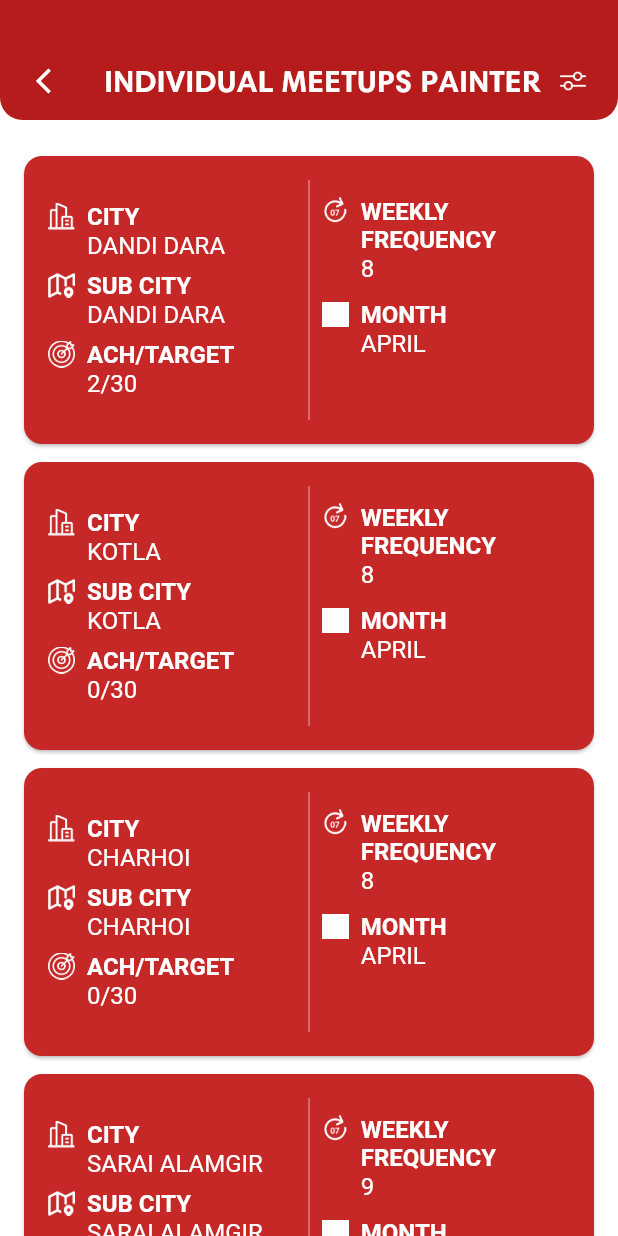
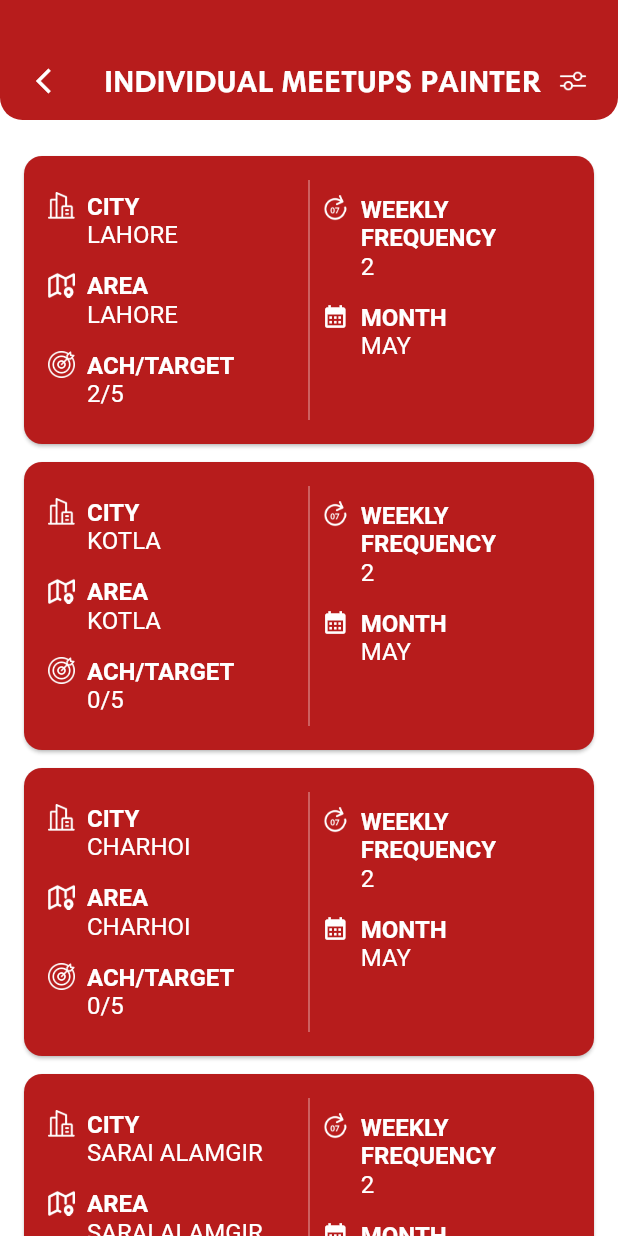
Before and after one commit to syedrehan46/Maple-Leaf, a Flutter app: the IndividualMeetupPainter screen opened directly, on a phone screen of 412 x 824 dp. Run offline on Flutter 3.47's test engine with Material 3 defaults, Android fonts, the phone set to English and light mode, and no system bars; our stand-ins replace device_info_plus, firebase_core, flutter_easyloading, flutter_screenutil, flutter_svg, get and 3 more; missing offline and left inert: flutter_udid; accounts and stored records are empty.

Commit message:
New Changes

```diff
--- a/lib/main.dart
+++ b/lib/main.dart
@@ -8,8 +8,10 @@ import 'package:flutter_screenutil/flutter_screenutil.dart';
 import 'package:get/get.dart';
 import 'package:mapleleaf/utils/app_colors.dart';
 import 'package:mapleleaf/utils/app_strings.dart';
+import 'package:mapleleaf/utils/custom%20widgets/custom_dropdownfeild.dart';
 import 'package:mapleleaf/view/dashboard/dashboardp2p.dart';
 import 'package:mapleleaf/view/dashboard/ule_dashboard_view.dart';
+import 'package:mapleleaf/view/individual%20meetup/painter_engament_invite.dart';
 import 'package:mapleleaf/view/painter%20engagement/Engaged%20Painter/Painter_list.dart';
 import 'package:mapleleaf/view/painter%20engagement/Engaged%20Painter/add_lead.dart';
 import 'package:mapleleaf/view/painter%20engagement/Engaged%20Painter/engaged_painter.dart';
@@ -102,7 +104,7 @@ class MyApp extends StatelessWidget {
           builder: EasyLoading.init(),
         );
       },
-      child: DashboardC2C(),
+      child: UleDashboardView(),
       // UleDashboardView(),
     );
   }
--- a/lib/utils/custom widgets/meetup_card.dart
+++ b/lib/utils/custom widgets/meetup_card.dart
@@ -1,11 +1,11 @@
 import 'package:flutter/material.dart';
 import 'package:get/get.dart';
-import 'package:get/get_core/src/get_main.dart';
+import 'package:mapleleaf/utils/app_colors.dart';
+import '../../view/individual meetup/individual_meeting_painters.dart';
 
-import '../../view/individual meetup/individual_meeting_painters.dart';
 class MeetupCard extends StatelessWidget {
   final String city;
-  final String subCity;
+  final String area;
   final int achieved;
   final int target;
   final int weeklyFreq;
@@ -15,7 +15,7 @@ class MeetupCard extends StatelessWidget {
   const MeetupCard({
     super.key,
     required this.city,
-    required this.subCity,
+    required this.area,
     required this.achieved,
     required this.target,
     required this.weeklyFreq,
@@ -27,10 +27,10 @@ class MeetupCard extends StatelessWidget {
   Widget build(BuildContext context) {
     return GestureDetector(
       onTap: () {
-        Get.to(() => IndividualMeetingPainters());
+        Get.to(() => IndividualMeetingPainters(city: city));
       },
       child: Card(
-        color: Colors.red.shade800,
+        color: AppColors.redColor,
         margin: EdgeInsets.fromLTRB(16, topPadding, 16, 4),
         shape: RoundedRectangleBorder(borderRadius: BorderRadius.circular(12)),
         child: Padding(
@@ -41,11 +41,11 @@ class MeetupCard extends StatelessWidget {
                 child: Column(
                   crossAxisAlignment: CrossAxisAlignment.start,
                   children: [
-                    _buildItem("assets/images/ic_city.png", "CITY", city),
-                    const SizedBox(height: 8),
-                    _buildItem("assets/images/ic_sub_city.png", "SUB CITY", subCity),
-                    const SizedBox(height: 8),
-                    _buildItem("assets/images/ic_achievements.png", "ACH/TARGET", "$achieved/$target"),
+                    _buildItem(imagePath: "assets/images/ic_city.png", title: "CITY", value: city),
+                    const SizedBox(height: 15),
+                    _buildItem(imagePath: "assets/images/ic_sub_city.png", title: "AREA", value: area),
+                    const SizedBox(height: 15),
+                    _buildItem(imagePath: "assets/images/ic_achievements.png", title: "ACH/TARGET", value: "$achieved/$target"),
                   ],
                 ),
               ),
@@ -59,11 +59,11 @@ class MeetupCard extends StatelessWidget {
                 child: Column(
                   crossAxisAlignment: CrossAxisAlignment.start,
                   children: [
-                    _buildItem("assets/images/ic_frequency.png", "WEEKLY FREQUENCY", "$weeklyFreq"),
-                    const SizedBox(height: 12),
+                    _buildItem(imagePath: "assets/images/ic_frequency.png", title: "WEEKLY FREQUENCY", value: "$weeklyFreq"),
+                    const SizedBox(height: 15),
                     Padding(
                       padding: const EdgeInsets.only(bottom: 30.0),
-                      child: _buildItem("assets/images/ic_calender.png", "MONTH", month),
+                      child: _buildItem(icon: Icons.calendar_month, title: "MONTH", value: month),
                     ),
                   ],
                 ),
@@ -74,11 +74,16 @@ class MeetupCard extends StatelessWidget {
       ),
     );
   }
-  Widget _buildItem(String imagePath, String title, String value) {
+
+  Widget _buildItem({String? imagePath, IconData? icon, required String title, required String value}) {
     return Row(
       crossAxisAlignment: CrossAxisAlignment.start,
       children: [
-        Image.asset(imagePath, width: 18, height: 18, color: Colors.white),
+
+        if (imagePath != null)
+          Image.asset(imagePath, width: 18, height: 18, color: Colors.white)
+        else if (icon != null)
+          Icon(icon, size: 18, color: Colors.white),
         const SizedBox(width: 8),
         Expanded(
           child: RichText(
--- a/lib/view/individual meetup/Individual_meetup_painter.dart
+++ b/lib/view/individual meetup/Individual_meetup_painter.dart
@@ -1,11 +1,6 @@
 import 'package:flutter/material.dart';
-import 'package:flutter_screenutil/flutter_screenutil.dart';
 import 'package:get/get.dart';
-import 'package:mapleleaf/utils/app_colors.dart';
-import 'package:mapleleaf/utils/ui_helper.dart'; // <<-- Make sure to import this
-import 'package:mapleleaf/view/individual%20meetup/individual_meeting_painters.dart';
-
-import '../../utils/app_fonts.dart';
+import 'package:intl/intl.dart';
 import '../../utils/custom widgets/custom_appbar.dart';
 import '../../utils/custom widgets/meetup_card.dart';
 
@@ -18,6 +13,9 @@ class IndividualMeetupPainter extends StatelessWidget {
 
   @override
   Widget build(BuildContext context) {
+    DateTime now = DateTime.now();
+    String monthName = DateFormat('MMMM').format(now);
+    String upperCaseMonthName = monthName.toUpperCase();
     return Scaffold(
       backgroundColor: Colors.white,
       body: Column(
@@ -26,14 +24,14 @@ class IndividualMeetupPainter extends StatelessWidget {
           Expanded(
             child: ListView(
               padding: const EdgeInsets.symmetric(vertical: 8),
-              children: const [
-                MeetupCard(city: "DANDI DARA", subCity: "DANDI DARA", achieved: 2, target: 30, weeklyFreq: 8, month: "APRIL", topPadding: 16),
-                MeetupCard(city: "KOTLA", subCity: "KOTLA", achieved: 0, target: 30, weeklyFreq: 8, month: "APRIL"),
-                MeetupCard(city: "CHARHOI", subCity: "CHARHOI", achieved: 0, target: 30, weeklyFreq: 8, month: "APRIL"),
-                MeetupCard(city: "SARAI ALAMGIR", subCity: "SARAI ALAMGIR", achieved: 0, target: 30, weeklyFreq: 9, month: "APRIL"),
-                MeetupCard(city: "KOTLA", subCity: "KOTLA", achieved: 0, target: 30, weeklyFreq: 8, month: "APRIL"),
-                MeetupCard(city: "CHARHOI", subCity: "CHARHOI", achieved: 0, target: 30, weeklyFreq: 8, month: "APRIL"),
-                MeetupCard(city: "SARAI ALAMGIR", subCity: "SARAI ALAMGIR", achieved: 0, target: 30, weeklyFreq: 9, month: "APRIL"),
+              children: [
+                MeetupCard(city: "LAHORE", area: "LAHORE", achieved: 2, target: 5, weeklyFreq: 2, month: upperCaseMonthName, topPadding: 16,),
+                MeetupCard(city: "KOTLA", area: "KOTLA", achieved: 0, target: 5, weeklyFreq: 2, month: upperCaseMonthName),
+                MeetupCard(city: "CHARHOI", area: "CHARHOI", achieved: 0, target: 5, weeklyFreq: 2, month: upperCaseMonthName),
+                MeetupCard(city: "SARAI ALAMGIR", area: "SARAI ALAMGIR", achieved: 0, target: 5, weeklyFreq: 2, month: upperCaseMonthName),
+                MeetupCard(city: "KOTLA", area: "KOTLA", achieved: 0, target: 5, weeklyFreq: 2, month: upperCaseMonthName),
+                MeetupCard(city: "CHARHOI", area: "CHARHOI", achieved: 0, target: 5, weeklyFreq: 2, month:upperCaseMonthName),
+                MeetupCard(city: "SARAI ALAMGIR",area: "SARAI ALAMGIR", achieved: 0, target: 5, weeklyFreq: 2, month: upperCaseMonthName),
               ],
             ),
           ),
--- a/lib/view/individual meetup/individual_meeting_painters.dart
+++ b/lib/view/individual meetup/individual_meeting_painters.dart
@@ -5,11 +5,13 @@ import 'package:get/get.dart';
 import 'package:mapleleaf/utils/app_fonts.dart';
 import 'package:mapleleaf/utils/custom%20widgets/custom_appbar.dart';
 import 'package:mapleleaf/utils/custom%20widgets/floatingaction_button.dart';
+import 'package:mapleleaf/utils/custom%20widgets/meetup_card.dart';
 import 'package:mapleleaf/view/individual%20meetup/UserLead%20Page/add_leads_view.dart';
 import 'package:mapleleaf/view/individual%20meetup/individual_meetup.dart';
 
 class IndividualMeetingPainters extends StatelessWidget {
-  IndividualMeetingPainters({super.key});
+  String? city;
+  IndividualMeetingPainters({super.key, this.city});
 
   final TextEditingController textEditingController = TextEditingController();
 
@@ -150,7 +152,7 @@ class IndividualMeetingPainters extends StatelessWidget {
         ],
       ),
       floatingActionButton: CustomFloatingActionButton(onPressed: (){
-        Get.to(IndividualMeetup());
+        Get.to(IndividualMeetup(city:city));
       }),
     );
   }
--- a/lib/view/lead management/Lead Converted/feedback_view.dart
+++ b/lib/view/lead management/Lead Converted/feedback_view.dart
@@ -10,7 +10,6 @@ class FeedbackScreen extends StatefulWidget {
   _FeedbackScreenState createState() => _FeedbackScreenState();
 }
 class _FeedbackScreenState extends State<FeedbackScreen> {
-
   final TextEditingController painterController = TextEditingController(text: "03121000221");
   final TextEditingController painterNameController = TextEditingController(text: "Maple Employee");
   final TextEditingController customerContactController = TextEditingController(text: "03164442037");
--- a/lib/view/sab contractor profile/individual_meetup_labor_view.dart
+++ b/lib/view/sab contractor profile/individual_meetup_labor_view.dart
@@ -201,13 +201,13 @@ class IndividualMeetupLaborView extends StatelessWidget {
                 child: ListView(
                   padding: const EdgeInsets.symmetric(vertical: 8),
                   children: const [
-                    MeetupCard(city: "DANDI DARA", subCity: "DANDI DARA", achieved: 2, target: 30, weeklyFreq: 8, month: "APRIL", topPadding: 16),
-                    MeetupCard(city: "KOTLA", subCity: "KOTLA", achieved: 0, target: 30, weeklyFreq: 8, month: "APRIL"),
-                    MeetupCard(city: "CHARHOI", subCity: "CHARHOI", achieved: 0, target: 30, weeklyFreq: 8, month: "APRIL"),
-                    MeetupCard(city: "SARAI ALAMGIR", subCity: "SARAI ALAMGIR", achieved: 0, target: 30, weeklyFreq: 9, month: "APRIL"),
-                    MeetupCard(city: "KOTLA", subCity: "KOTLA", achieved: 0, target: 30, weeklyFreq: 8, month: "APRIL"),
-                    MeetupCard(city: "CHARHOI", subCity: "CHARHOI", achieved: 0, target: 30, weeklyFreq: 8, month: "APRIL"),
-                    MeetupCard(city: "SARAI ALAMGIR", subCity: "SARAI ALAMGIR", achieved: 0, target: 30, weeklyFreq: 9, month: "APRIL"),
+                    MeetupCard(city: "DANDI DARA", area: "DANDI DARA", achieved: 2, target: 30, weeklyFreq: 8, month: "APRIL", topPadding: 16),
+                    MeetupCard(city: "KOTLA", area: "KOTLA", achieved: 0, target: 30, weeklyFreq: 8, month: "APRIL"),
+                    MeetupCard(city: "CHARHOI", area: "CHARHOI", achieved: 0, target: 30, weeklyFreq: 8, month: "APRIL"),
+                    MeetupCard(city: "SARAI ALAMGIR", area: "SARAI ALAMGIR", achieved: 0, target: 30, weeklyFreq: 9, month: "APRIL"),
+                    MeetupCard(city: "KOTLA", area: "KOTLA", achieved: 0, target: 30, weeklyFreq: 8, month: "APRIL"),
+                    MeetupCard(city: "CHARHOI", area: "CHARHOI", achieved: 0, target: 30, weeklyFreq: 8, month: "APRIL"),
+                    MeetupCard(city: "SARAI ALAMGIR", area: "SARAI ALAMGIR", achieved: 0, target: 30, weeklyFreq: 9, month: "APRIL"),
                   ],
                 ),
               ),
```
Also changed, not shown: lib/model/feedback_model.dart (added, +174 -0 lines), lib/utils/custom widgets/background_image.dart (added, +17 -0 lines), lib/utils/custom widgets/custom_dropdownfeild.dart (added, +119 -0 lines), lib/view/individual meetup/individual_meetup.dart (+93 -104 lines), lib/view/individual meetup/painter_engament_invite.dart (added, +150 -0 lines), 4 other files.
